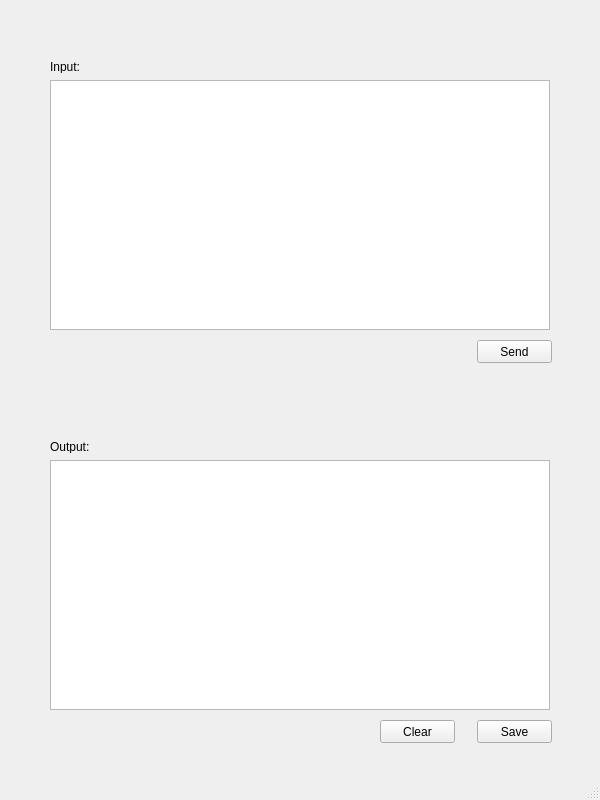
Old version of the form CSI.ui in the repository michalzielinski913/Serial-Port-Communication.
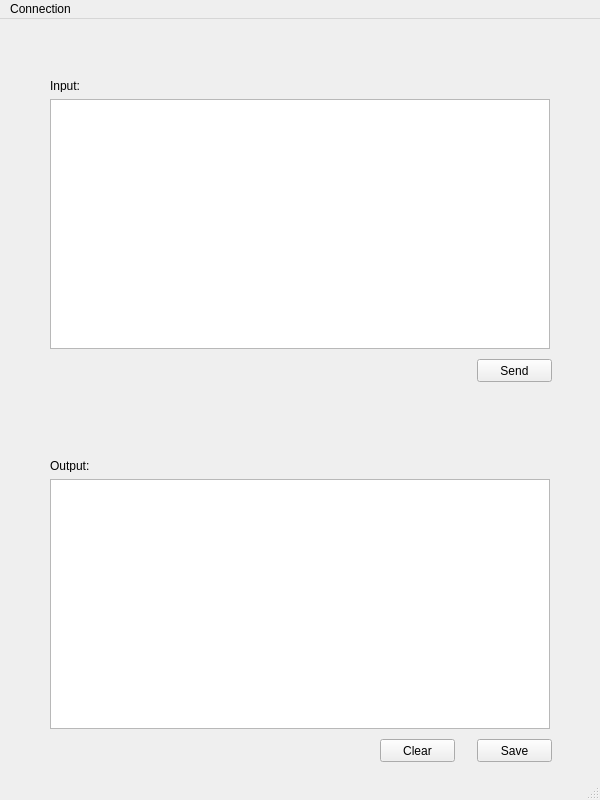
New version of the form.

What changed in the file:
```diff
--- a/CSI.ui
+++ b/CSI.ui
@@ -109,9 +109,15 @@
      <x>0</x>
      <y>0</y>
      <width>600</width>
-     <height>21</height>
+     <height>26</height>
     </rect>
    </property>
+   <widget class="QMenu" name="menuConnection">
+    <property name="title">
+     <string>Connection</string>
+    </property>
+   </widget>
+   <addaction name="menuConnection"/>
   </widget>
   <widget class="QStatusBar" name="statusbar"/>
  </widget>
```
